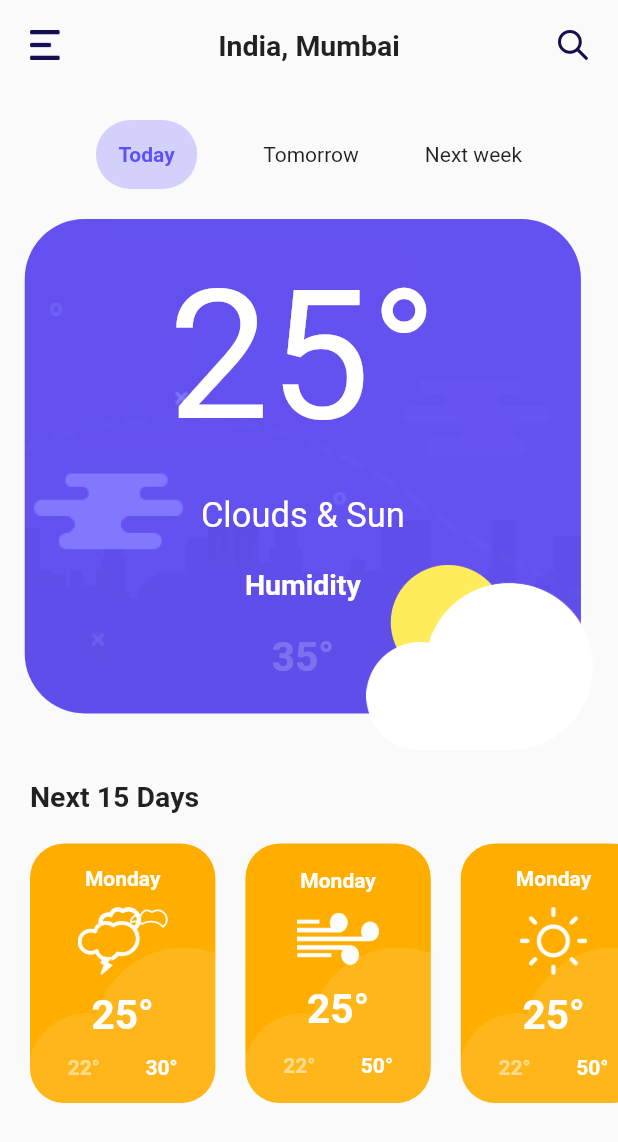
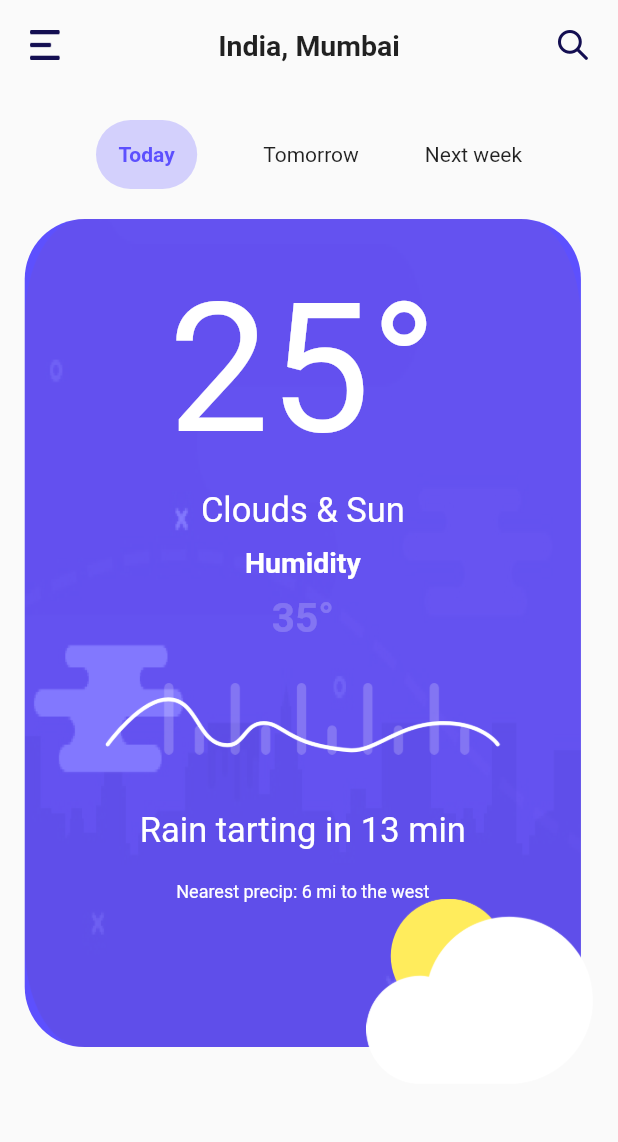
Before and after one commit to JeevaTamil/Weather-Now, a Flutter app: the screen it shows after launch, on a phone screen of 412 x 824 dp. Shown: the top 1142 px of the screen. Run offline on Flutter 3.47's test engine with Material 2 defaults, Android fonts, the phone set to English and light mode, and no system bars.

Commit message:
Transition completed

```diff
--- a/lib/screens/weather_home.dart
+++ b/lib/screens/weather_home.dart
@@ -76,13 +76,57 @@ class _WeatherHomeState extends State<WeatherHome> {
     );
   }
 
+  bool isCardCollapsed = false;
+
+  Widget expandedCard() {
+    return Visibility(
+        visible: !isCardCollapsed,
+        child: AnimatedOpacity(
+          duration: Duration(milliseconds: 500),
+          opacity: isCardCollapsed ? 0 : 1,
+          child: Column(children: [
+            Container(
+              height: MediaQuery.of(context).size.height * 0.10,
+              width: MediaQuery.of(context).size.width * 0.64,
+              child: Image.asset('assets/images/wave_bar.png'),
+            ),
+            SizedBox(
+              height: 20,
+            ),
+            Text(
+              "Rain tarting in 13 min",
+              style: TextStyle(fontSize: 23, color: Colors.white),
+            ),
+            SizedBox(
+              height: 20,
+            ),
+            Text(
+              "Nearest precip: 6 mi to the west",
+              style: TextStyle(fontSize: 12, color: Colors.white),
+            ),
+          ]),
+        ));
+  }
+
   Widget cardFinal() {
-    return Stack(alignment: Alignment.bottomRight, children: [
-      Container(
-          height: MediaQuery.of(context).size.height * 0.43,
+    return GestureDetector(
+      onTap: () {
+        setState(() {
+          isCardCollapsed = !isCardCollapsed;
+        });
+
+        print('tapped');
+      },
+      child: Stack(alignment: Alignment.bottomRight, children: [
+        AnimatedContainer(
+            duration: Duration(milliseconds: 50),
+            height: isCardCollapsed
+                ? MediaQuery.of(context).size.height * 0.43
+                : MediaQuery.of(context).size.height * 0.70,
             width: MediaQuery.of(context).size.width * 0.92,
             child: cardOne()),
         Container(
+          //duration: Duration(seconds: 1),
           height: MediaQuery.of(context).size.height * 0.15,
           width: MediaQuery.of(context).size.width * 0.44,
           child: Padding(
@@ -93,14 +137,18 @@ class _WeatherHomeState extends State<WeatherHome> {
             ),
           ),
         )
-    ]);
+      ]),
+    );
   }
 
   Widget cardOne() {
     return Stack(
       children: [
-        Container(
-          height: MediaQuery.of(context).size.height * 0.4,
+        AnimatedContainer(
+          duration: Duration(milliseconds: 50),
+          height: isCardCollapsed
+              ? MediaQuery.of(context).size.height * 0.4
+              : MediaQuery.of(context).size.height * 0.67,
           width: MediaQuery.of(context).size.width * 0.9,
           child: Image.asset(
             'assets/images/MaskRect.png',
@@ -117,23 +165,38 @@ class _WeatherHomeState extends State<WeatherHome> {
 
   Widget centerCard() {
     return Container(
-      height: MediaQuery.of(context).size.height * 0.4,
+      //height: MediaQuery.of(context).size.height * 0.4,
       width: MediaQuery.of(context).size.width * 0.9,
+      child: Center(
         child: Column(
-        mainAxisAlignment: MainAxisAlignment.spaceEvenly,
+          mainAxisAlignment: MainAxisAlignment.start,
           children: <Widget>[
+            SizedBox(
+              height: 30,
+            ),
             Text(
               "25\u00B0",
               style: TextStyle(fontSize: 120, color: Colors.white),
+            ),
+            SizedBox(
+              height: 10,
             ),
             Text(
               "Clouds & Sun",
               style: TextStyle(fontSize: 23, color: Colors.white),
             ),
+            SizedBox(
+              height: 10,
+            ),
             Text(
               "Humidity",
               style: TextStyle(
-                fontSize: 19, color: Colors.white, fontWeight: FontWeight.bold),
+                  fontSize: 19,
+                  color: Colors.white,
+                  fontWeight: FontWeight.bold),
+            ),
+            SizedBox(
+              height: 10,
             ),
             Text(
               "35\u00B0",
@@ -142,7 +205,12 @@ class _WeatherHomeState extends State<WeatherHome> {
                   color: Colors.white.withOpacity(0.2),
                   fontWeight: FontWeight.bold),
             ),
+            SizedBox(
+              height: 10,
+            ),
+            expandedCard()
           ],
+        ),
       ),
       //decoration: BoxDecoration(
       //    color: Color(0xff5D50FE), borderRadius: BorderRadius.circular(40)),
@@ -180,50 +248,65 @@ class _WeatherHomeState extends State<WeatherHome> {
       ),
     );
   }
-}
 
   Widget weekTitle() {
-  return Row(
-    mainAxisAlignment: MainAxisAlignment.start,
-    children: <Widget>[
-      Padding(
+    return Visibility(
+      visible: isCardCollapsed,
+      child: Align(
+        alignment: Alignment.topLeft,
+        child: Padding(
           padding: const EdgeInsets.all(20.0),
           child: Text(
             'Next 15 Days',
             style: TextStyle(fontSize: 19, fontWeight: FontWeight.bold),
           ),
         ),
-    ],
+      ),
     );
   }
 
+  bool scrollViewVisible = false;
   Widget weeklyScrollView(BuildContext context) {
-  return Container(
+    return Visibility(
+      visible: isCardCollapsed,
+      child: Container(
           margin: EdgeInsets.only(left: 20),
           height: MediaQuery.of(context).size.height * 0.21,
           child: ListView(
             scrollDirection: Axis.horizontal,
             children: <Widget>[
-          WeeklyCardView('Monday', 'assets/images/rain.png', '30', '22', '25',
-              Color(0xffFFAE00)),
-          SizedBox(
-            width: 20,
-          ),
-          WeeklyCardView('Monday', 'assets/images/wind.png', '50', '22', '25',
-              Color(0xffFFAE00)),
-          SizedBox(
-            width: 20,
-          ),
-          WeeklyCardView('Monday', 'assets/images/sun.png', '50', '22', '25',
-              Color(0xffFFAE00)),
-          SizedBox(
-            width: 20,
-          ),
-          WeeklyCardView('Monday', 'assets/images/drizzle.png', '50', '22',
+              WeeklyCardView('Monday', 'assets/images/rain.png', '30', '22',
                   '25', Color(0xffFFAE00)),
               SizedBox(
                 width: 20,
               ),
+              WeeklyCardView('Tuesday', 'assets/images/wind.png', '50', '22',
+                  '25', Color(0xffFF0090)),
+              SizedBox(
+                width: 20,
+              ),
+              WeeklyCardView('Wednesday', 'assets/images/sun.png', '50', '22',
+                  '25', Color(0xff28E0AE)),
+              SizedBox(
+                width: 20,
+              ),
+              WeeklyCardView('Thursday', 'assets/images/drizzle.png', '50',
+                  '22', '25', Color(0xff0090FF)),
+              SizedBox(
+                width: 20,
+              ),
+              WeeklyCardView('Friday', 'assets/images/drizzle.png', '50', '22',
+                  '25', Color(0xffDC0000)),
+              SizedBox(
+                width: 20,
+              ),
+              WeeklyCardView('Saturday', 'assets/images/drizzle.png', '50',
+                  '22', '25', Color(0xff0051FF)),
+              SizedBox(
+                width: 20,
+              ),
             ],
-      ));
+          )),
+    );
   }
+}
--- a/lib/screens/weekly_card.dart
+++ b/lib/screens/weekly_card.dart
@@ -43,9 +43,9 @@ class _WeeklyCardViewState extends State<WeeklyCardView> {
       height: MediaQuery.of(context).size.height * 0.21,
       width: MediaQuery.of(context).size.width * 0.30,
       decoration: BoxDecoration(
-        color: widget.bgClr,
-        borderRadius: BorderRadius.circular(23),
-      ),
+          color: widget.bgClr,
+          borderRadius: BorderRadius.circular(23),
+         ),
       child: Padding(
         padding: const EdgeInsets.all(10.0),
         child: Column(
```
Also changed, not shown: assets/images/wave_bar.png (added). Lines whose indentation alone changed are shown as unchanged.
